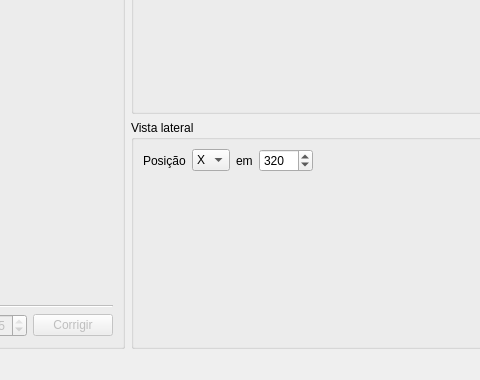
Above: mainwindow.ui from airtonrampim/PhaseOptimizer before the change; both pictures show x 493 to 973 and y 144 to 524 of the 1241 by 524 pixel window. Below: the same form after it.
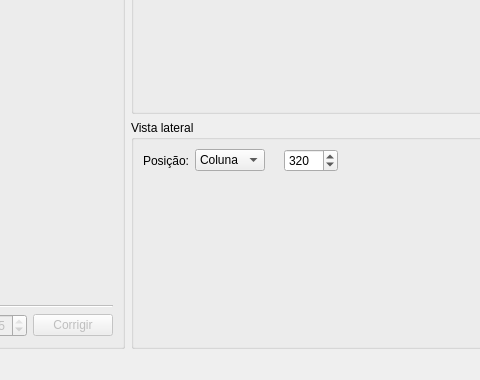
That is the form after the change. Icons and pictures are not drawn.

Commit message: Mudanças a serem submetidas: 	modified:   PhaseOptimizer.py 	modified:   mainwindow.py 	modified:   mainwindow.ui

```diff
--- a/mainwindow.ui
+++ b/mainwindow.ui
@@ -186,7 +186,7 @@
        <item row="0" column="2">
         <widget class="QLabel" name="lblIn">
          <property name="text">
-          <string>em</string>
+          <string/>
          </property>
         </widget>
        </item>
@@ -197,7 +197,7 @@
          </property>
          <item>
           <property name="text">
-           <string>X</string>
+           <string>Coluna</string>
           </property>
          </item>
          <item>
@@ -223,7 +223,7 @@
        <item row="0" column="0">
         <widget class="QLabel" name="lblPosition">
          <property name="text">
-          <string>Posição</string>
+          <string>Posição:</string>
          </property>
         </widget>
        </item>
```
Left out of the diff: 13 changed lines with no effect on the pictures. The commit also changes 2 other files.
